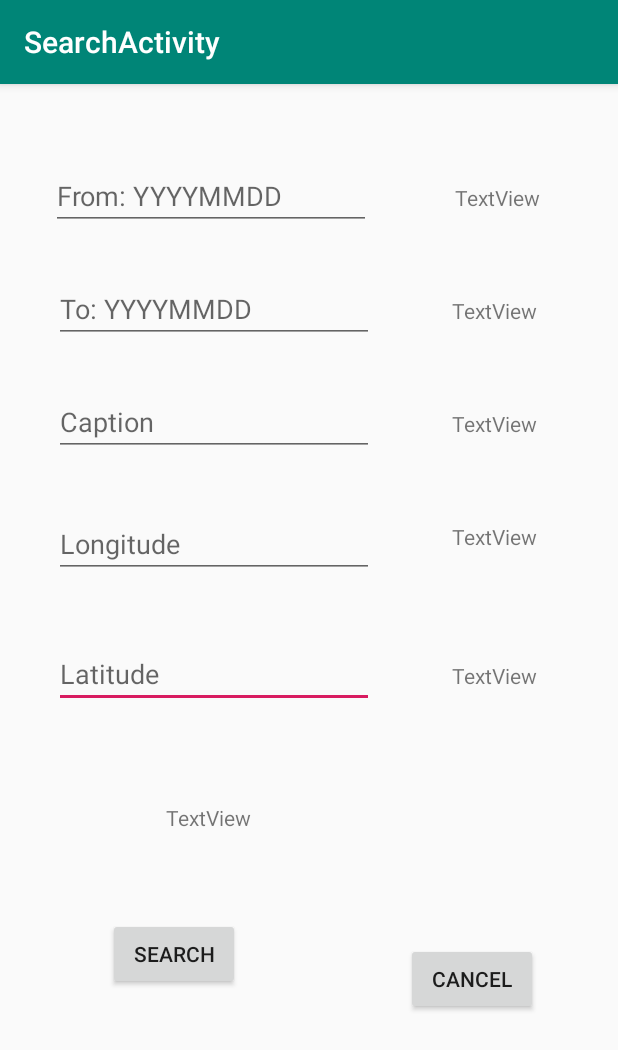
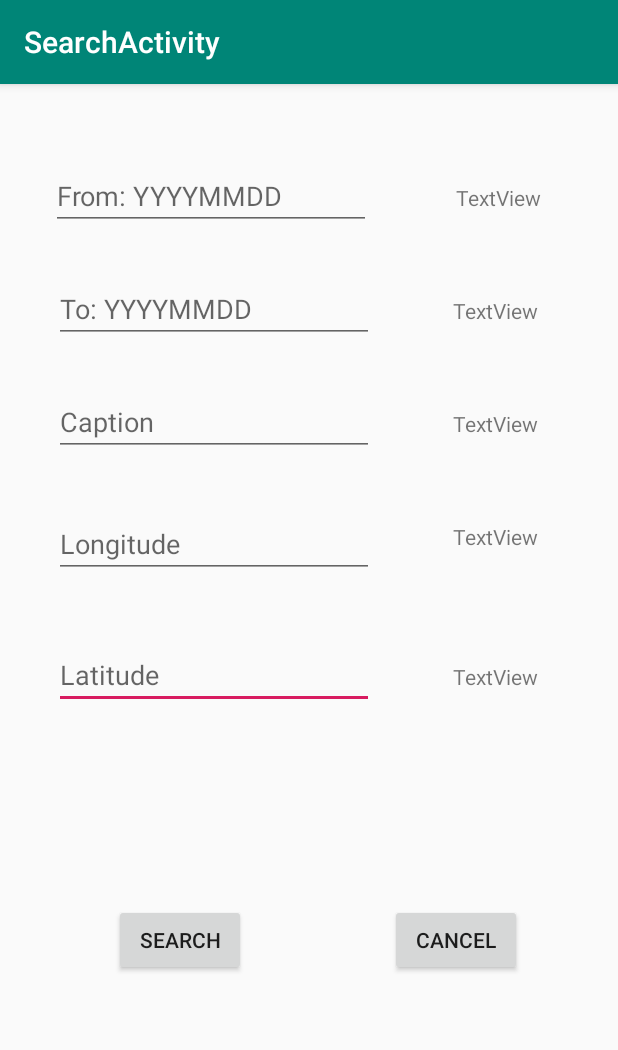
Before and after one commit to Stubudd/MyApplication8, an Android app: the SearchActivity screen opened directly, with no data from a screen before it, on a phone screen of 412 x 824 dp. Shown: the top 1050 px of the screen. Run offline under Robolectric (Android 15) with nearby library versions, the phone set to English and light mode, and no system bars.

Commit message:
Clean up on Search Activity

```diff
--- a/app/src/main/res/layout/activity_search.xml
+++ b/app/src/main/res/layout/activity_search.xml
@@ -11,21 +11,20 @@
         android:id="@+id/searchLatitude"
         android:layout_width="wrap_content"
         android:layout_height="wrap_content"
-        android:layout_marginTop="55dp"
-        android:layout_marginEnd="18dp"
-        android:layout_marginRight="18dp"
+        android:layout_marginEnd="17dp"
+        android:layout_marginRight="17dp"
         android:text="TextView"
+        app:layout_constraintBaseline_toBaselineOf="@+id/search_toLatitude"
         app:layout_constraintEnd_toEndOf="parent"
-        app:layout_constraintStart_toEndOf="@+id/search_toLatitude"
-        app:layout_constraintTop_toBottomOf="@+id/search_toLongitude" />
+        app:layout_constraintStart_toEndOf="@+id/search_toLatitude" />
 
     <TextView
         android:id="@+id/searchLongitude"
         android:layout_width="wrap_content"
         android:layout_height="wrap_content"
         android:layout_marginTop="8dp"
-        android:layout_marginEnd="18dp"
-        android:layout_marginRight="18dp"
+        android:layout_marginEnd="17dp"
+        android:layout_marginRight="17dp"
         android:text="TextView"
         app:layout_constraintEnd_toEndOf="parent"
         app:layout_constraintStart_toEndOf="@+id/search_toLongitude"
@@ -35,22 +34,23 @@
         android:id="@+id/search_toLatitude"
         android:layout_width="wrap_content"
         android:layout_height="wrap_content"
-        android:layout_marginEnd="16dp"
-        android:layout_marginRight="16dp"
+        android:layout_marginTop="42dp"
+        android:layout_marginEnd="17dp"
+        android:layout_marginRight="17dp"
         android:ems="10"
         android:hint="Latitude"
         android:inputType="text"
-        app:layout_constraintBaseline_toBaselineOf="@+id/searchLatitude"
         app:layout_constraintEnd_toStartOf="@+id/searchLatitude"
-        app:layout_constraintStart_toStartOf="parent" />
+        app:layout_constraintStart_toStartOf="parent"
+        app:layout_constraintTop_toBottomOf="@+id/search_toLongitude" />
 
     <EditText
         android:id="@+id/search_toLongitude"
         android:layout_width="wrap_content"
         android:layout_height="wrap_content"
         android:layout_marginTop="36dp"
-        android:layout_marginEnd="16dp"
-        android:layout_marginRight="16dp"
+        android:layout_marginEnd="17dp"
+        android:layout_marginRight="17dp"
         android:ems="10"
         android:hint="Longitude"
         android:inputType="text"
@@ -63,8 +63,8 @@
         android:layout_width="wrap_content"
         android:layout_height="wrap_content"
         android:layout_marginTop="30dp"
-        android:layout_marginEnd="16dp"
-        android:layout_marginRight="16dp"
+        android:layout_marginEnd="17dp"
+        android:layout_marginRight="17dp"
         android:ems="10"
         android:hint="Caption"
         android:inputType="text"
@@ -73,38 +73,23 @@
         app:layout_constraintTop_toBottomOf="@+id/search_toDate" />
 
     <TextView
-        android:id="@+id/title_search"
-        android:layout_width="173dp"
-        android:layout_height="51dp"
-        android:layout_marginStart="75dp"
-        android:layout_marginLeft="75dp"
-        android:layout_marginTop="77dp"
-        android:layout_marginEnd="75dp"
-        android:layout_marginRight="75dp"
-        android:layout_marginBottom="73dp"
-        android:text="TextView"
-        app:layout_constraintBottom_toBottomOf="@+id/cancel"
-        app:layout_constraintEnd_toEndOf="@+id/cancel"
-        app:layout_constraintStart_toStartOf="@+id/search_toLatitude"
-        app:layout_constraintTop_toTopOf="@+id/searchLatitude" />
-
-    <TextView
         android:id="@+id/search_fromDateLabel"
         android:layout_width="wrap_content"
         android:layout_height="wrap_content"
-        android:layout_marginEnd="18dp"
-        android:layout_marginRight="18dp"
+        android:layout_marginTop="66dp"
+        android:layout_marginEnd="17dp"
+        android:layout_marginRight="17dp"
         android:text="TextView"
-        app:layout_constraintBaseline_toBaselineOf="@+id/search_fromDate"
         app:layout_constraintEnd_toEndOf="parent"
-        app:layout_constraintStart_toEndOf="@+id/search_fromDate" />
+        app:layout_constraintStart_toEndOf="@+id/search_fromDate"
+        app:layout_constraintTop_toTopOf="parent" />
 
     <TextView
         android:id="@+id/search_toDateLabel"
         android:layout_width="wrap_content"
         android:layout_height="wrap_content"
-        android:layout_marginEnd="18dp"
-        android:layout_marginRight="18dp"
+        android:layout_marginEnd="17dp"
+        android:layout_marginRight="17dp"
         android:text="TextView"
         app:layout_constraintBaseline_toBaselineOf="@+id/search_toDate"
         app:layout_constraintEnd_toEndOf="parent"
@@ -115,8 +100,8 @@
         android:layout_width="wrap_content"
         android:layout_height="wrap_content"
         android:layout_marginTop="52dp"
-        android:layout_marginEnd="22dp"
-        android:layout_marginRight="22dp"
+        android:layout_marginEnd="23dp"
+        android:layout_marginRight="23dp"
         android:ems="10"
         android:hint="From: YYYYMMDD"
         android:inputType="date"
@@ -129,8 +114,8 @@
         android:layout_width="wrap_content"
         android:layout_height="wrap_content"
         android:layout_marginTop="30dp"
-        android:layout_marginEnd="16dp"
-        android:layout_marginRight="16dp"
+        android:layout_marginEnd="17dp"
+        android:layout_marginRight="17dp"
         android:ems="10"
         android:hint="To: YYYYMMDD"
         android:inputType="date"
@@ -142,32 +127,36 @@
         android:id="@+id/search"
         android:layout_width="wrap_content"
         android:layout_height="wrap_content"
-        android:layout_marginStart="72dp"
-        android:layout_marginLeft="72dp"
-        android:layout_marginTop="25dp"
+        android:layout_marginStart="76dp"
+        android:layout_marginLeft="76dp"
+        android:layout_marginTop="8dp"
+        android:layout_marginBottom="52dp"
         android:onClick="search"
         android:text="Search"
+        app:layout_constraintBottom_toBottomOf="parent"
         app:layout_constraintStart_toStartOf="parent"
-        app:layout_constraintTop_toBottomOf="@+id/title_search" />
+        app:layout_constraintTop_toBottomOf="@+id/search_toLatitude" />
 
     <Button
         android:id="@+id/cancel"
         android:layout_width="wrap_content"
         android:layout_height="wrap_content"
-        android:layout_marginEnd="53dp"
-        android:layout_marginRight="53dp"
-        android:layout_marginBottom="147dp"
+        android:layout_marginStart="96dp"
+        android:layout_marginLeft="96dp"
+        android:layout_marginTop="8dp"
+        android:layout_marginBottom="52dp"
         android:onClick="cancel"
         android:text="cancel"
         app:layout_constraintBottom_toBottomOf="parent"
-        app:layout_constraintEnd_toEndOf="parent" />
+        app:layout_constraintStart_toEndOf="@+id/search"
+        app:layout_constraintTop_toBottomOf="@+id/search_toLatitude" />
 
     <TextView
         android:id="@+id/searchCaption"
         android:layout_width="wrap_content"
         android:layout_height="wrap_content"
-        android:layout_marginEnd="18dp"
-        android:layout_marginRight="18dp"
+        android:layout_marginEnd="17dp"
+        android:layout_marginRight="17dp"
         android:text="TextView"
         app:layout_constraintBaseline_toBaselineOf="@+id/search_toCaption"
         app:layout_constraintEnd_toEndOf="parent"
```
Also changed, not shown: 2 other files.
